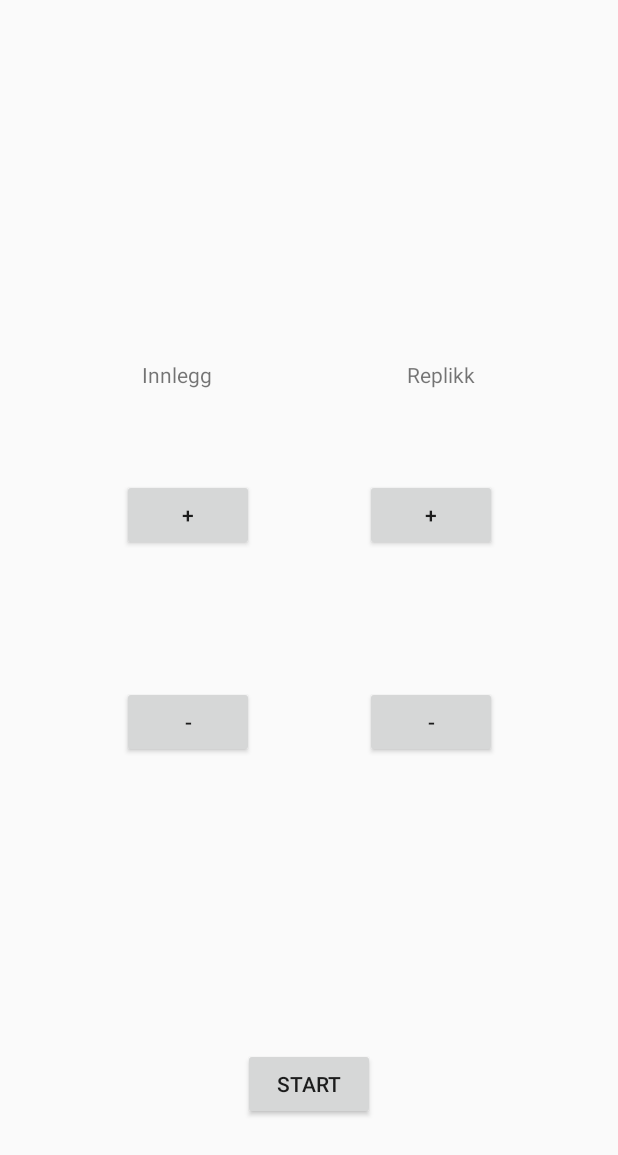
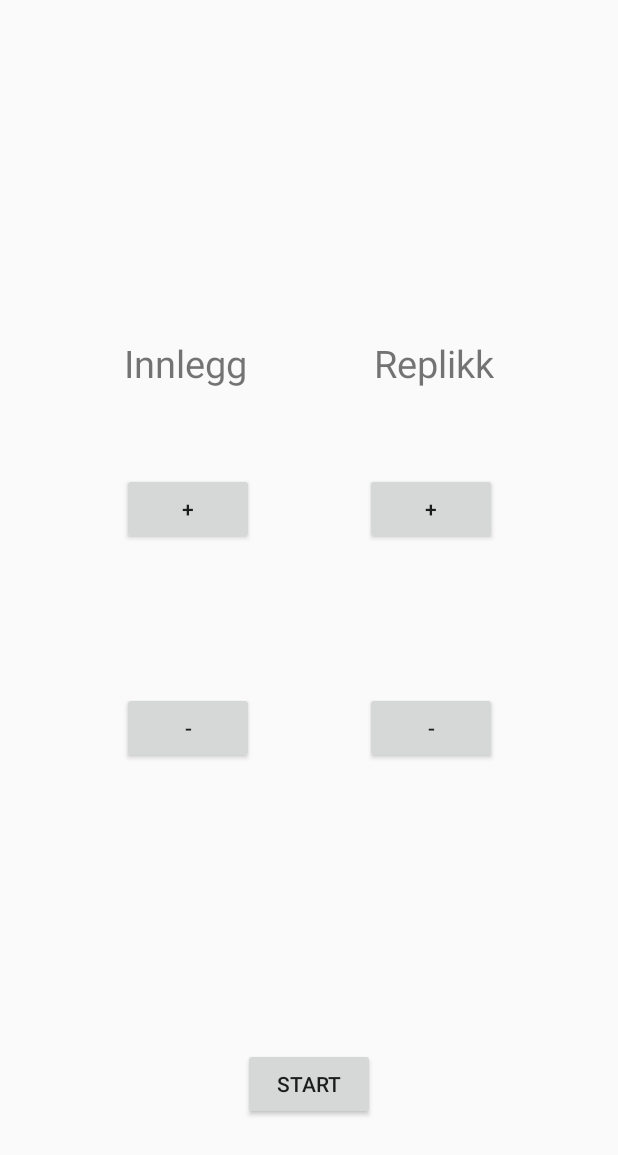
Before and after one commit to Hatland87/ModeratorTime, an Android app: the layout activity_main.xml on its own in the app's theme, with its tools: preview values and no code run, on a phone screen of 412 x 824 dp. Shown: the top 1155 px of the screen. Run offline under Robolectric (Android 15) with nearby library versions, the phone set to English and light mode, and no system bars.

```diff
--- a/app/src/main/res/layout/activity_main.xml
+++ b/app/src/main/res/layout/activity_main.xml
@@ -37,9 +37,10 @@
         android:layout_width="wrap_content"
         android:layout_height="wrap_content"
         android:text=""
+        android:textSize="20sp"
         app:layout_constraintBottom_toBottomOf="parent"
         app:layout_constraintEnd_toEndOf="parent"
-        app:layout_constraintHorizontal_bias="0.26"
+        app:layout_constraintHorizontal_bias="0.265"
         app:layout_constraintStart_toStartOf="parent"
         app:layout_constraintTop_toTopOf="parent" />
 
@@ -74,9 +75,10 @@
         android:layout_width="wrap_content"
         android:layout_height="wrap_content"
         android:text=""
+        android:textSize="20sp"
         app:layout_constraintBottom_toBottomOf="parent"
         app:layout_constraintEnd_toEndOf="parent"
-        app:layout_constraintHorizontal_bias="0.74"
+        app:layout_constraintHorizontal_bias="0.735"
         app:layout_constraintStart_toStartOf="parent"
         app:layout_constraintTop_toTopOf="parent" />
 
@@ -96,9 +98,10 @@
         android:layout_width="wrap_content"
         android:layout_height="wrap_content"
         android:text="@string/innlegg"
+        android:textSize="25sp"
         app:layout_constraintBottom_toTopOf="@+id/buttonPlusInnlegg"
         app:layout_constraintEnd_toEndOf="parent"
-        app:layout_constraintHorizontal_bias="0.26"
+        app:layout_constraintHorizontal_bias="0.25"
         app:layout_constraintStart_toStartOf="parent"
         app:layout_constraintTop_toTopOf="parent"
         app:layout_constraintVertical_bias="0.8" />
@@ -108,9 +111,10 @@
         android:layout_width="wrap_content"
         android:layout_height="wrap_content"
         android:text="@string/replikk"
+        android:textSize="25sp"
         app:layout_constraintBottom_toTopOf="@+id/buttonPlusReplikk"
         app:layout_constraintEnd_toEndOf="parent"
-        app:layout_constraintHorizontal_bias="0.74"
+        app:layout_constraintHorizontal_bias="0.75"
         app:layout_constraintStart_toStartOf="parent"
         app:layout_constraintTop_toTopOf="parent"
         app:layout_constraintVertical_bias="0.8" />
```
Also changed, not shown: app/src/main/java/com/hatland/moderatortimer/MainActivity.kt (+32 -12 lines).
